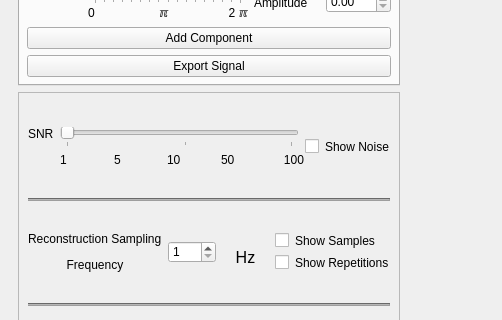
Above: UI/grid_view.ui from MohamedHisham20/Sampling-Theory-Studio before the change; both pictures show x 0 to 502 and y 332 to 652 of the 1169 by 794 pixel window. Below: the same form after it.
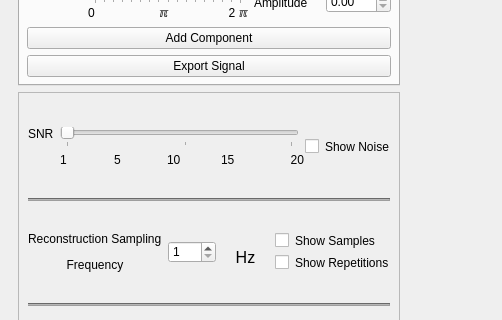
That is the form after the change. Icons and pictures are not drawn.

Diff of the .ui file:
```diff
--- a/UI/grid_view.ui
+++ b/UI/grid_view.ui
@@ -2639,7 +2639,7 @@
                 <item>
                  <widget class="QLabel" name="snr_label_50">
                   <property name="text">
-                   <string>50</string>
+                   <string>15</string>
                   </property>
                  </widget>
                 </item>
@@ -2661,7 +2661,7 @@
                    <enum>Qt::LayoutDirection::RightToLeft</enum>
                   </property>
                   <property name="text">
-                   <string>100</string>
+                   <string>20</string>
                   </property>
                   <property name="alignment">
                    <set>Qt::AlignmentFlag::AlignRight|Qt::AlignmentFlag::AlignTrailing|Qt::AlignmentFlag::AlignVCenter</set>
```
Left out of the diff: 5 changed lines with no effect on the pictures.
